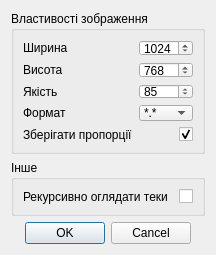
Old version of the form settingsdialog.ui in the repository silme-ea/image-resizer.
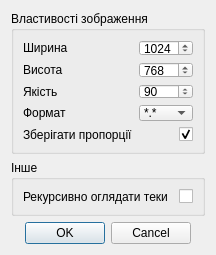
New version of the form.

The edit to the form file:
```diff
--- a/settingsdialog.ui
+++ b/settingsdialog.ui
@@ -88,7 +88,7 @@
       <item row="2" column="1">
        <widget class="QSpinBox" name="spinBox_Quality">
         <property name="value">
-         <number>85</number>
+         <number>90</number>
         </property>
        </widget>
       </item>
```
